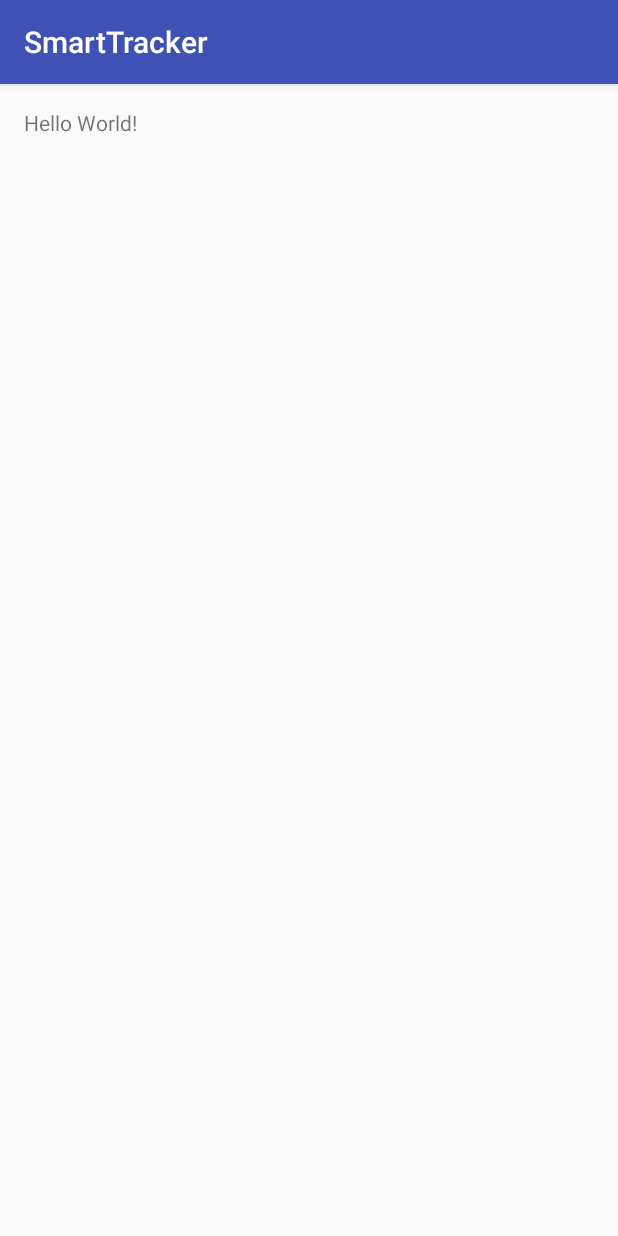
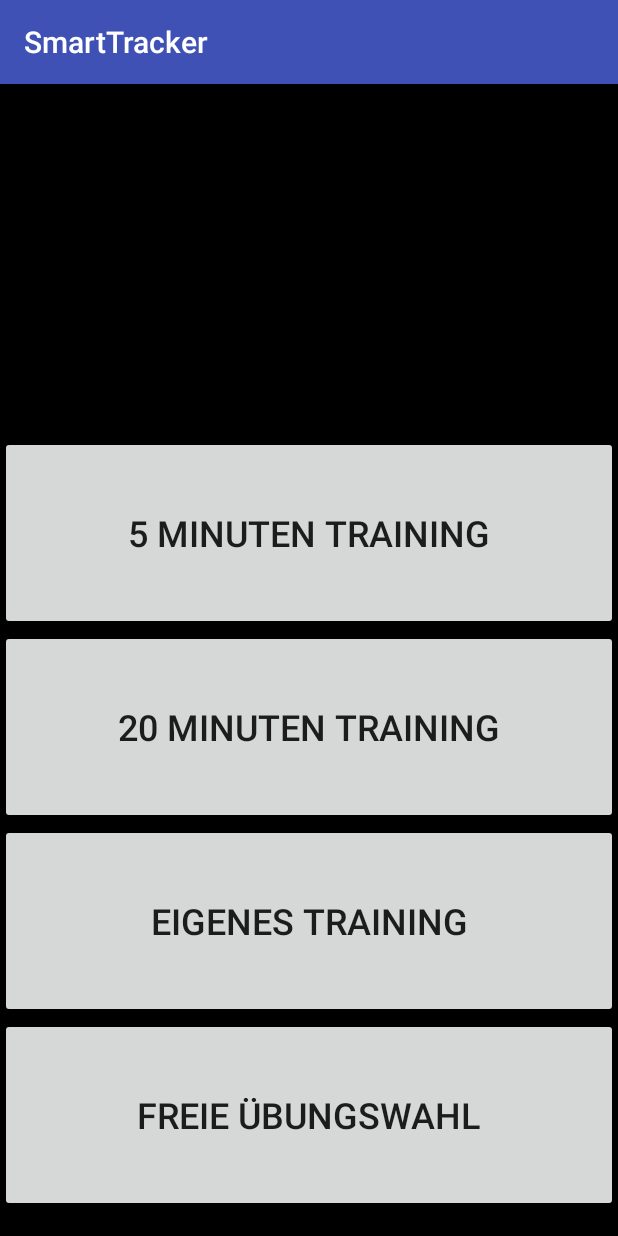
Before and after one commit to key13/SmartTracker, an Android app: the screen it shows after launch (MainActivity), on a phone screen of 412 x 824 dp. Run offline under Robolectric (Android 15) with nearby library versions, the phone set to English and light mode, and no system bars.

Commit message:
first activity designed

```diff
--- a/app/build.gradle
+++ b/app/build.gradle
@@ -23,4 +23,5 @@ dependencies {
     compile fileTree(dir: 'libs', include: ['*.jar'])
     testCompile 'junit:junit:4.12'
     compile 'com.android.support:appcompat-v7:23.3.0'
+    compile 'com.android.support:design:23.3.0'
 }
--- a/app/src/main/AndroidManifest.xml
+++ b/app/src/main/AndroidManifest.xml
@@ -15,6 +15,7 @@
                 <category android:name="android.intent.category.LAUNCHER" />
             </intent-filter>
         </activity>
+        <activity android:name=".FreeTraining"></activity>
     </application>
 
 </manifest>
--- a/app/src/main/java/com/example/kevin/smarttracker/MainActivity.java
+++ b/app/src/main/java/com/example/kevin/smarttracker/MainActivity.java
@@ -1,13 +1,29 @@
 package com.example.kevin.smarttracker;
 
+import android.content.Intent;
 import android.support.v7.app.AppCompatActivity;
 import android.os.Bundle;
+import android.view.View;
+import android.widget.Button;
 
 public class MainActivity extends AppCompatActivity {
+
+    Button shortTraining, fullTraining, ownTraining, freeTraining;
 
     @Override
     protected void onCreate(Bundle savedInstanceState) {
         super.onCreate(savedInstanceState);
         setContentView(R.layout.activity_main);
+
+
+        freeTraining = (Button) findViewById(R.id.freeTraining);
+        freeTraining.setOnClickListener(new View.OnClickListener() {
+            @Override
+            public void onClick(View v) {
+                Intent myIntent = new Intent(MainActivity.this, FreeTraining.class);
+                //myIntent.putExtra("key",value);
+                MainActivity.this.startActivity(myIntent);
+            }
+        });
     }
 }
--- a/app/src/main/res/layout/activity_main.xml
+++ b/app/src/main/res/layout/activity_main.xml
@@ -1,16 +1,68 @@
 <?xml version="1.0" encoding="utf-8"?>
-<RelativeLayout xmlns:android="http://schemas.android.com/apk/res/android"
+<LinearLayout xmlns:android="http://schemas.android.com/apk/res/android"
     xmlns:tools="http://schemas.android.com/tools"
     android:layout_width="match_parent"
     android:layout_height="match_parent"
+    android:orientation="vertical"
     android:paddingBottom="@dimen/activity_vertical_margin"
-    android:paddingLeft="@dimen/activity_horizontal_margin"
-    android:paddingRight="@dimen/activity_horizontal_margin"
-    android:paddingTop="@dimen/activity_vertical_margin"
-    tools:context="com.example.kevin.smarttracker.MainActivity">
+    tools:context="com.example.kevin.smarttracker.MainActivity"
+    android:background="#000000">
+
+    <!--android:paddingLeft="@dimen/activity_horizontal_margin"
+        android:paddingRight="@dimen/activity_horizontal_margin"
+        android:paddingTop="@dimen/activity_vertical_margin"-->
 
     <TextView
-        android:layout_width="wrap_content"
+        android:layout_width="match_parent"
+        android:layout_height="62dp"
+        android:text="SmartTracker"
+        android:id="@+id/textView"
+        android:layout_weight="0.02"
+        android:textSize="@dimen/abc_action_bar_progress_bar_size" />
+
+    <TextView
+        android:layout_width="match_parent"
         android:layout_height="wrap_content"
-        android:text="Hello World!" />
-</RelativeLayout>
+        android:text="New Text"
+        android:id="@+id/textView2"
+        android:layout_gravity="center_horizontal"
+        android:layout_weight="0.02" />
+
+    <Button
+        android:layout_width="match_parent"
+        android:layout_height="wrap_content"
+        android:text="@string/shortTraining"
+        android:id="@+id/shortTraining"
+        android:layout_gravity="center_vertical"
+        android:layout_weight="0.02"
+        android:textSize="24sp" />
+
+    <Button
+        android:layout_width="match_parent"
+        android:layout_height="wrap_content"
+        android:text="@string/fullTraining"
+        android:id="@+id/fullTraining"
+        android:layout_gravity="center_horizontal"
+        android:layout_weight="0.02"
+        android:textSize="24sp" />
+
+    <Button
+        android:layout_width="match_parent"
+        android:layout_height="wrap_content"
+        android:text="@string/ownTraining"
+        android:id="@+id/ownTraining"
+        android:layout_gravity="center_horizontal"
+        android:layout_weight="0.02"
+        android:textSize="24sp" />
+
+    <Button
+        android:layout_width="match_parent"
+        android:layout_height="wrap_content"
+        android:text="@string/freeTraining"
+        android:id="@+id/freeTraining"
+        android:layout_gravity="center_horizontal"
+        android:layout_weight="0.02"
+        android:singleLine="false"
+        android:textSize="24sp" />
+
+</LinearLayout>
--- a/app/src/main/res/values/dimens.xml
+++ b/app/src/main/res/values/dimens.xml
@@ -2,4 +2,5 @@
     <!-- Default screen margins, per the Android Design guidelines. -->
     <dimen name="activity_horizontal_margin">16dp</dimen>
     <dimen name="activity_vertical_margin">16dp</dimen>
+    <dimen name="fab_margin">16dp</dimen>
 </resources>
--- a/app/src/main/res/values/strings.xml
+++ b/app/src/main/res/values/strings.xml
@@ -1,3 +1,10 @@
 <resources>
     <string name="app_name">SmartTracker</string>
+
+    <!-- activity_main Buttons -->
+    <string name="shortTraining">5 Minuten Training</string>
+    <string name="fullTraining">20 Minuten Training</string>
+    <string name="ownTraining">eigenes Training</string>
+    <string name="freeTraining">freie Übungswahl</string>
+    <string name="title_activity_free_training">FreeTraining</string>
 </resources>
```
Also changed, not shown: app/src/main/java/com/example/kevin/smarttracker/FreeTraining.java (added, +13 -0 lines), app/src/main/res/layout/activity_free_training.xml (added, +12 -0 lines), app/src/main/res/values-v21/styles.xml (added, +9 -0 lines), app/src/main/res/values/styles.xml (+9 -0 lines).
